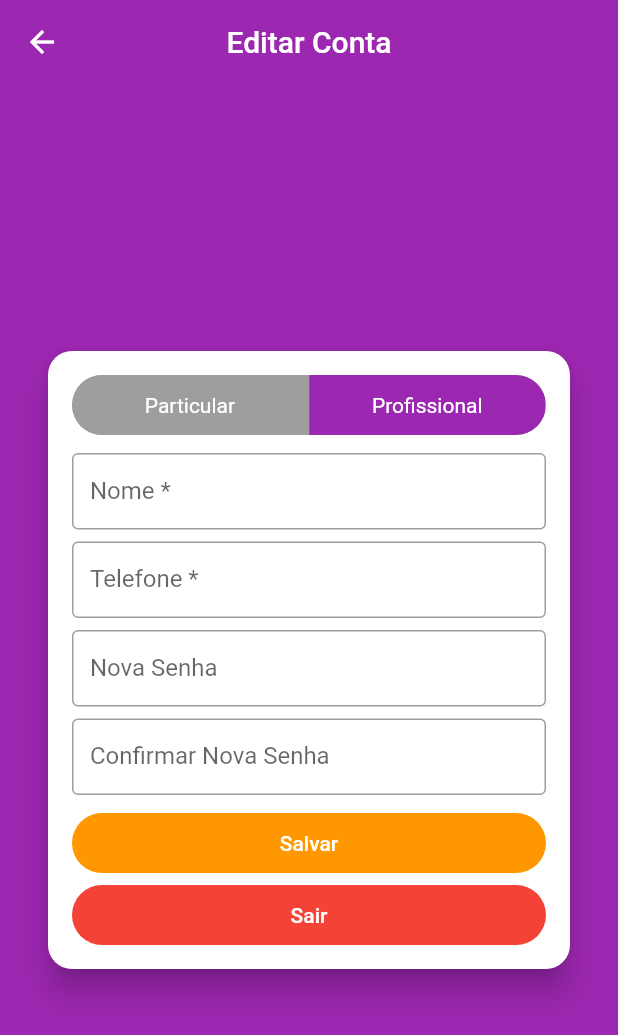
After one commit to mbrufatto/OLXClone, a Flutter app: the EditAccountSreen screen opened directly, on a phone screen of 412 x 824 dp. The commit adds this screen. Shown: the top 1035 px of the screen. Run offline on Flutter 3.47's test engine with Material 2 defaults, Android fonts, the phone set to English and light mode, and no system bars; drawn by our look-alikes of toggle_switch; our stand-ins replace brasil_fields, cached_network_image, carousel_pro, dio, flutter_mobx, get_it and 6 more; accounts and stored records are empty; generated files the repository leaves out were written again; network calls fail; statements that could not run were skipped.

```diff
--- a/lib/screens/account/account_screen.dart
+++ b/lib/screens/account/account_screen.dart
@@ -1,6 +1,7 @@
 import 'package:flutter/material.dart';
 import 'package:get_it/get_it.dart';
 import 'package:xlo_clone/components/custom_drawer/custom_drawer.dart';
+import 'package:xlo_clone/screens/edit_account/edit_account_screen.dart';
 import 'package:xlo_clone/screens/myads/myads_screen.dart';
 import 'package:xlo_clone/stores/user_manager_store.dart';
 
@@ -55,7 +56,10 @@ class AccountScreen extends StatelessWidget {
                       child: FlatButton(
                         child: Text('EDITAR'),
                         textColor: Colors.purple,
-                        onPressed: () {},
+                        onPressed: () {
+                          Navigator.of(context).push(MaterialPageRoute(
+                              builder: (_) => EditAccountSreen()));
+                        },
                       ),
                     ),
                   ],
--- /dev/null
+++ b/lib/screens/edit_account/edit_account_screen.dart
@@ -0,0 +1,133 @@
+import 'package:brasil_fields/brasil_fields.dart';
+import 'package:flutter/material.dart';
+import 'package:flutter/services.dart';
+import 'package:toggle_switch/toggle_switch.dart';
+
+class EditAccountSreen extends StatelessWidget {
+  @override
+  Widget build(BuildContext context) {
+    return Scaffold(
+      appBar: AppBar(
+        title: Text('Editar Conta'),
+        centerTitle: true,
+      ),
+      body: Center(
+        child: SingleChildScrollView(
+          child: Card(
+            margin: const EdgeInsets.symmetric(horizontal: 32),
+            shape: RoundedRectangleBorder(
+              borderRadius: BorderRadius.circular(16),
+            ),
+            elevation: 8,
+            child: Padding(
+              padding: const EdgeInsets.all(16),
+              child: Column(
+                mainAxisSize: MainAxisSize.min,
+                crossAxisAlignment: CrossAxisAlignment.stretch,
+                children: [
+                  LayoutBuilder(
+                    builder: (_, constraints) {
+                      return ToggleSwitch(
+                        minWidth: constraints.biggest.width / 2.01,
+                        labels: [
+                          'Particular',
+                          'Profissional',
+                        ],
+                        cornerRadius: 20,
+                        activeBgColor: Colors.purple,
+                        inactiveBgColor: Colors.grey,
+                        activeFgColor: Colors.white,
+                        inactiveFgColor: Colors.white,
+                        initialLabelIndex: 1,
+                        onToggle: (i) {},
+                      );
+                    },
+                  ),
+                  const SizedBox(
+                    height: 12,
+                  ),
+                  TextFormField(
+                    decoration: InputDecoration(
+                      border: OutlineInputBorder(),
+                      isDense: true,
+                      labelText: 'Nome *',
+                    ),
+                  ),
+                  const SizedBox(
+                    height: 8,
+                  ),
+                  TextFormField(
+                    decoration: InputDecoration(
+                      border: OutlineInputBorder(),
+                      isDense: true,
+                      labelText: 'Telefone *',
+                    ),
+                    inputFormatters: [
+                      FilteringTextInputFormatter.digitsOnly,
+                      TelefoneInputFormatter(),
+                    ],
+                    keyboardType: TextInputType.number,
+                  ),
+                  const SizedBox(
+                    height: 8,
+                  ),
+                  TextFormField(
+                    decoration: InputDecoration(
+                      border: OutlineInputBorder(),
+                      isDense: true,
+                      labelText: 'Nova Senha',
+                    ),
+                    obscureText: true,
+                  ),
+                  const SizedBox(
+                    height: 8,
+                  ),
+                  TextFormField(
+                    decoration: InputDecoration(
+                      border: OutlineInputBorder(),
+                      isDense: true,
+                      labelText: 'Confirmar Nova Senha',
+                    ),
+                    obscureText: true,
+                  ),
+                  const SizedBox(
+                    height: 12,
+                  ),
+                  SizedBox(
+                    height: 40,
+                    child: RaisedButton(
+                      shape: RoundedRectangleBorder(
+                        borderRadius: BorderRadius.circular(20),
+                      ),
+                      color: Colors.orange,
+                      elevation: 0,
+                      child: Text('Salvar'),
+                      textColor: Colors.white,
+                      onPressed: () {},
+                    ),
+                  ),
+                  const SizedBox(
+                    height: 8,
+                  ),
+                  SizedBox(
+                    height: 40,
+                    child: RaisedButton(
+                      shape: RoundedRectangleBorder(
+                        borderRadius: BorderRadius.circular(20),
+                      ),
+                      color: Colors.red,
+                      elevation: 0,
+                      child: Text('Sair'),
+                      textColor: Colors.white,
+                      onPressed: () {},
+                    ),
+                  )
+                ],
+              ),
+            ),
+          ),
+        ),
+      ),
+    );
+  }
+}
--- a/pubspec.yaml
+++ b/pubspec.yaml
@@ -45,6 +45,7 @@ dependencies:
   carousel_pro: ^1.0.0
   readmore: ^1.0.1
   url_launcher: ^5.7.10
+  toggle_switch: ^0.1.8
 
 dev_dependencies:
   flutter_test:
```
Also changed, not shown: lib/stores/edit_account_store.dart (added), pubspec.lock.
